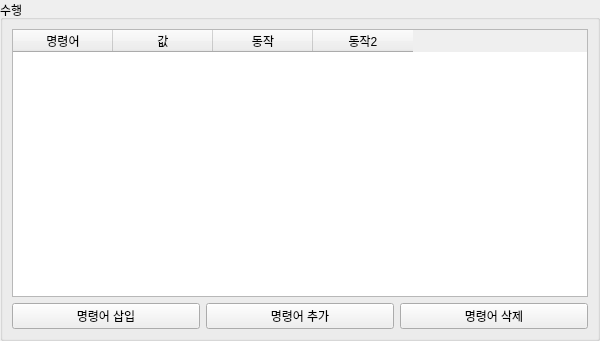
gyuha/capture-macro2, file ui/command_widget.ui: the form before one commit.
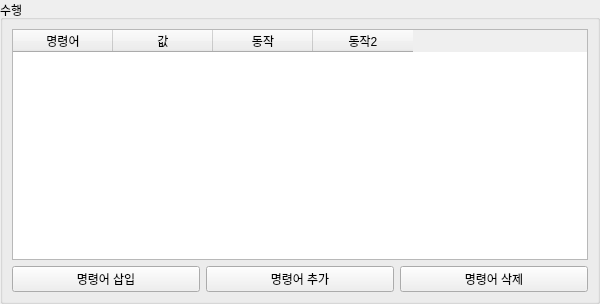
The form after the commit.

Diff of the .ui file:
```diff
--- a/ui/command_widget.ui
+++ b/ui/command_widget.ui
@@ -7,12 +7,12 @@
     <x>0</x>
     <y>0</y>
     <width>600</width>
-    <height>341</height>
+    <height>304</height>
    </rect>
   </property>
   <property name="minimumSize">
    <size>
-    <width>600</width>
+    <width>0</width>
     <height>0</height>
    </size>
   </property>
```
